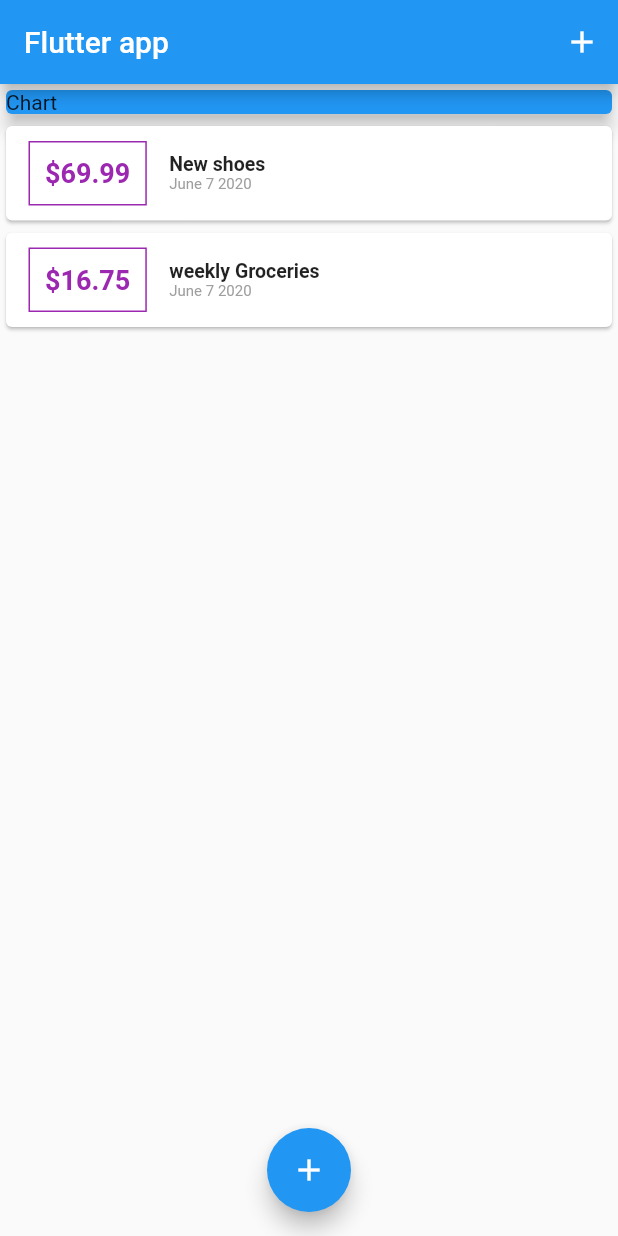
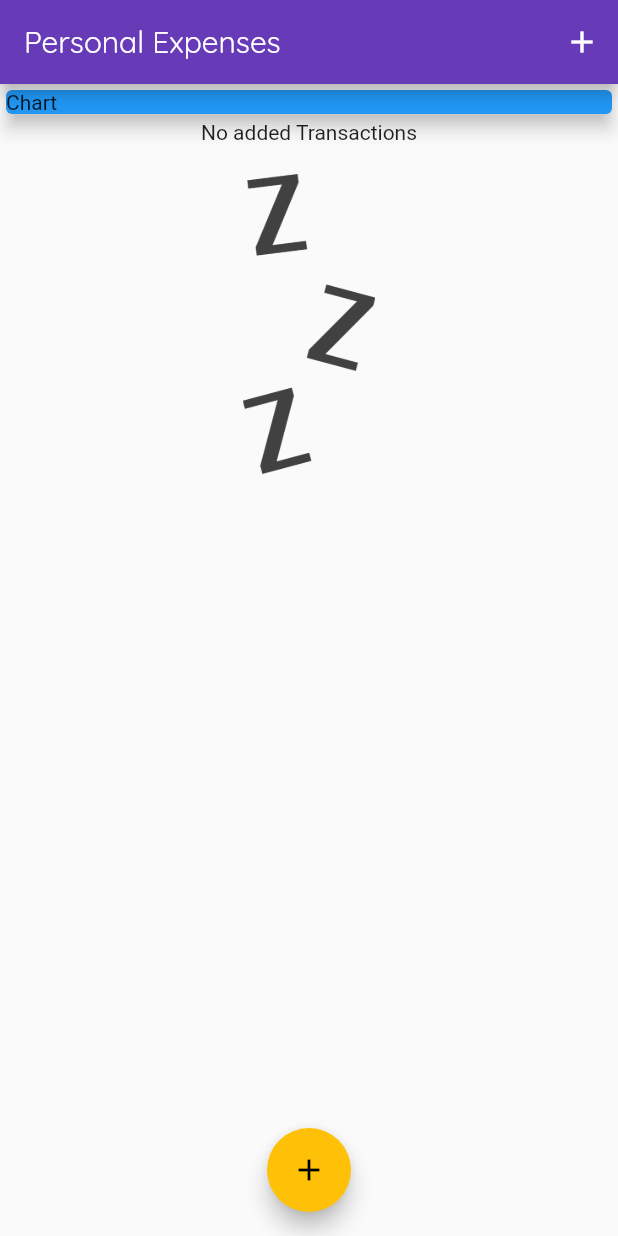
Before and after one commit to Adona12/Expense_Planner, a Flutter app: the screen it shows after launch, on a phone screen of 412 x 824 dp. Run offline on Flutter 3.47's test engine with Material 2 defaults, Android fonts, the phone set to English and light mode, and no system bars.

Commit message:
Created a base theme for the app and add the no transactions image

```diff
--- a/lib/main.dart
+++ b/lib/main.dart
@@ -10,7 +10,26 @@ class MyApp extends StatelessWidget {
   @override
   Widget build(BuildContext context) {
     return MaterialApp(
-      title: 'Flutter Demo',
+      title: 'Personal Expenses',
+      theme: ThemeData(
+        primarySwatch: Colors.deepPurple,
+        accentColor: Colors.amber,
+        fontFamily: "OpenSans",
+        textTheme: ThemeData.light().textTheme.copyWith(
+              title: TextStyle(
+                fontFamily: "Quicksand",
+                fontSize: 18,
+              ),
+            ),
+        appBarTheme: AppBarTheme(
+          textTheme: ThemeData.light().textTheme.copyWith(
+                title: TextStyle(
+                  fontFamily: "Quicksand",
+                  fontSize: 20,
+                ),
+              ),
+        ),
+      ),
       home: MyHomePage(),
     );
   }
@@ -23,13 +42,13 @@ class MyHomePage extends StatefulWidget {
 
 class _MyHomePageState extends State<MyHomePage> {
   final List<Transaction> _userTransactions = [
-    Transaction(
-        id: "t1", amount: 69.99, title: "New shoes", date: DateTime.now()),
-    Transaction(
-        id: "t2",
-        amount: 16.75,
-        title: "weekly Groceries",
-        date: DateTime.now()),
+//    Transaction(
+//        id: "t1", amount: 69.99, title: "New shoes", date: DateTime.now()),
+//    Transaction(
+//        id: "t2",
+//        amount: 16.75,
+//        title: "weekly Groceries",
+//        date: DateTime.now()),
   ];
 
   void _addTransaction(String txTitle, double txAmount) {
@@ -47,7 +66,8 @@ class _MyHomePageState extends State<MyHomePage> {
     showModalBottomSheet(
         context: ctx,
         builder: (_) {
-          return GestureDetector( onTap: (){},
+          return GestureDetector(
+            onTap: () {},
             child: NewTransaction(_addTransaction),
             behavior: HitTestBehavior.opaque,
           );
@@ -58,7 +78,7 @@ class _MyHomePageState extends State<MyHomePage> {
   Widget build(BuildContext context) {
     return Scaffold(
       appBar: AppBar(
-        title: Text("Flutter app"),
+        title: Text("Personal Expenses"),
         actions: <Widget>[
           IconButton(
             icon: Icon(Icons.add),
@@ -70,6 +90,7 @@ class _MyHomePageState extends State<MyHomePage> {
         child: Column(
           crossAxisAlignment: CrossAxisAlignment.stretch,
           children: <Widget>[
+
             Container(
               child: Card(
                 elevation: 5,
--- a/lib/widgets/new_transactions.dart
+++ b/lib/widgets/new_transactions.dart
@@ -1,5 +1,3 @@
-import 'dart:ffi';
-
 import 'package:flutter/material.dart';
 
 class NewTransaction extends StatefulWidget {
@@ -52,7 +50,7 @@ void submitData(){
           ),
           FlatButton(
             child: Text("Add Transaction"),
-            textColor: Colors.purple,
+            textColor: Theme.of(context).primaryColor,
             onPressed: submitData,
 
           ),
--- a/lib/widgets/transaction_list.dart
+++ b/lib/widgets/transaction_list.dart
@@ -1,3 +1,5 @@
+import 'dart:ui';
+
 import '../model/transaction.dart';
 import 'package:flutter/material.dart';
 
@@ -9,8 +11,27 @@ class TransactionList extends StatelessWidget {
   Widget build(BuildContext context) {
     return Container(
         height: 300,
-        child: ListView.builder(
+        child: transactions.isEmpty
+            ? Column(
+                children: <Widget>[
+                  Text(
+                    "No added Transactions",
+                    textAlign: TextAlign.center,
+                  ),
+                  SizedBox(
+                    height: 20,
+                  ),
+                  Container(
+                    height: 200,
+                    child: Image.asset(
+                      "assets/images/waiting.png",
+                      fit: BoxFit.cover,
+                    ),
+                  ),
 
+                ],
+              )
+            : ListView.builder(
                 itemCount: transactions.length,
                 itemBuilder: (ctx, index) {
                   return Card(
@@ -20,7 +41,7 @@ class TransactionList extends StatelessWidget {
                           child: Text(
                             '\$${transactions[index].amount}',
                             style: TextStyle(
-                        color: Colors.purple,
+                              color: Theme.of(context).primaryColor,
                               fontWeight: FontWeight.bold,
                               fontSize: 18,
                             ),
@@ -31,7 +52,7 @@ class TransactionList extends StatelessWidget {
                           ),
                           decoration: BoxDecoration(
                             border: Border.all(
-                        color: Colors.purple,
+                              color: Theme.of(context).primaryColor,
                             ),
                           ),
                           padding: EdgeInsets.all(10),
@@ -41,10 +62,7 @@ class TransactionList extends StatelessWidget {
                           children: <Widget>[
                             Text(
                               transactions[index].title,
-                        style: TextStyle(
-                          fontWeight: FontWeight.bold,
-                          fontSize: 13,
-                        ),
+                              style: Theme.of(context).textTheme.title,
                             ),
                             Text(
                               "June 7 2020",
```
Also changed, not shown: pubspec.yaml (+14 -0 lines), assets/fonts/OpenSans-Bold.ttf (added), assets/fonts/OpenSans-Regular.ttf (added), assets/fonts/Quicksand-Bold.ttf (added), assets/fonts/Quicksand-Light.ttf (added), assets/fonts/Quicksand-Medium.ttf (added), assets/fonts/Quicksand-Regular.ttf (added), assets/images/waiting.png (added). Lines whose indentation alone changed are shown as unchanged.
